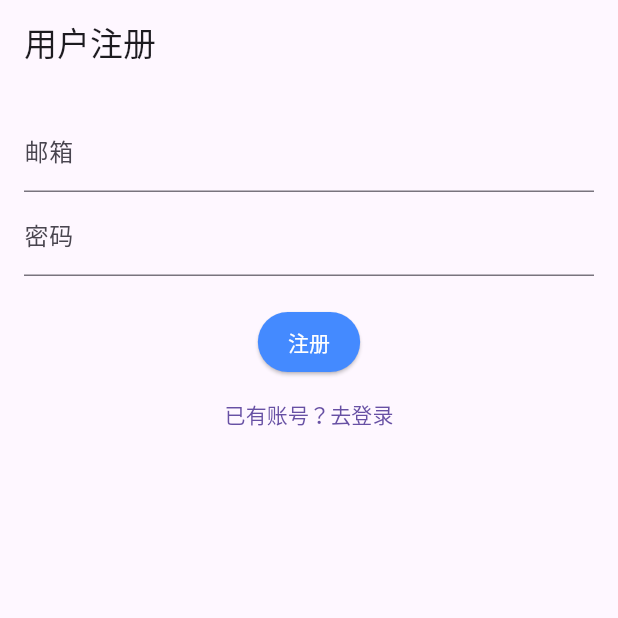
After one commit to samniu/Flutter-Basic, a Flutter app: the screen it shows after launch, after a tap on "注册", on a phone screen of 412 x 824 dp, the top half of it. The commit adds this screen. Run offline on Flutter 3.47's test engine with Material 3 defaults, Android fonts, the phone set to English and light mode, and no system bars; our stand-ins replace cloud_firestore, firebase_auth, firebase_core, shared_preferences, sqflite; accounts and stored records are empty; network calls fail; statements that could not run were skipped.

Commit message:
firebase auth login and write data to firestore

```diff
--- a/lib/Navigation and Routing/app_routes.dart
+++ b/lib/Navigation and Routing/app_routes.dart
@@ -9,8 +9,12 @@ import 'package:flutter/material.dart';
 // import '../network/network_page.dart';
 // import '../SharedPreferences(local storage)/storage_page.dart';
 // import '../State Management with Provider/provider_page.dart';
-import '../database/database_page.dart';
-import '../theme/theme_demo_page.dart';
+// import '../database/database_page.dart';
+// import '../theme/theme_demo_page.dart';
+import '../firebase/register_page.dart';
+import '../firebase/login_page.dart';
+import '../firebase/home_page.dart';
+
 
 class AppRoutes {
   // 返回路由配置
@@ -36,10 +40,15 @@ class AppRoutes {
       // '/provider': (context) => ProviderPage(),
 
       // database
-      '/database': (context) => DatabasePage(),
+      // '/database': (context) => DatabasePage(),
 
       // theme
-      '/themeDemo': (context) => ThemeDemoPage(),
+      // '/themeDemo': (context) => ThemeDemoPage(),
+
+      //firebase
+      '/register': (context) => RegisterPage(),
+      '/login': (context) => LoginPage(),
+      '/userhome': (context) => HomePage(),
     };
   }
 
@@ -51,6 +60,7 @@ class AppRoutes {
     // return '/storage';
     // return '/provider';
     // return '/database';
-    return '/themeDemo';
+    // return '/themeDemo';
+    return '/register';
   }
 }
--- /dev/null
+++ b/lib/firebase/auth_service.dart
@@ -0,0 +1,72 @@
+import 'package:firebase_auth/firebase_auth.dart';
+import 'package:cloud_firestore/cloud_firestore.dart';
+
+class AuthService {
+  final FirebaseAuth _auth = FirebaseAuth.instance;
+  final FirebaseFirestore _firestore = FirebaseFirestore.instance;
+
+  // 注册用户并存储数据到 Firestore
+  Future<void> registerUser(String email, String password) async {
+    try {
+      UserCredential userCredential =
+          await _auth.createUserWithEmailAndPassword(email: email, password: password);
+
+      // 获取用户 ID
+      String uid = userCredential.user!.uid;
+
+      // 存储用户数据到 Firestore
+      await _firestore.collection('users').doc(uid).set({
+        'uid': uid,
+        'email': email,
+        'created_at': DateTime.now(), // 记录注册时间
+      });
+
+      print("用户注册成功：${userCredential.user!.email}");
+    } catch (e) {
+      print("注册失败：$e");
+    }
+  }
+
+  // 登录用户，并更新 Firestore 里的用户信息
+  Future<void> loginUser(String email, String password) async {
+    try {
+      UserCredential userCredential =
+          await _auth.signInWithEmailAndPassword(email: email, password: password);
+
+      String uid = userCredential.user!.uid;
+
+      // 🔹 更新 Firestore 里的用户登录时间
+      await _firestore.collection('users').doc(uid).set({
+        'uid': uid,
+        'email': email,
+        'last_login': FieldValue.serverTimestamp(), // 记录最后登录时间
+      }, SetOptions(merge: true)); // 只更新 `last_login`，不覆盖其他数据
+
+      print("✅ 用户登录成功，数据已写入 Firestore");
+    } catch (e) {
+      print("❌ 登录失败：$e");
+    }
+  }
+
+  //手动添加数据到Firestore
+  Future<void> addUserData() async {
+    User? user = FirebaseAuth.instance.currentUser;
+    if (user == null) return;
+
+    await FirebaseFirestore.instance.collection('users').doc(user.uid).set({
+      'name': "Flutter 用户",
+      'age': 25,
+      'joined_at': FieldValue.serverTimestamp(),
+    }, SetOptions(merge: true));
+
+    print("✅ 用户信息写入成功");
+  }
+  // 获取当前用户数据
+  Future<Map<String, dynamic>?> getUserData() async {
+    User? user = _auth.currentUser;
+    if (user == null) return null;
+
+    DocumentSnapshot userDoc = await _firestore.collection('users').doc(user.uid).get();
+    return userDoc.exists ? userDoc.data() as Map<String, dynamic> : {'email': user.email};
+  }
+}
--- /dev/null
+++ b/lib/firebase/firebase_demo.dart
@@ -0,0 +1,21 @@
+import 'package:firebase_auth/firebase_auth.dart';
+
+Future<void> registerUser(String email, String password) async {
+  try {
+    UserCredential userCredential = await FirebaseAuth.instance
+        .createUserWithEmailAndPassword(email: email, password: password);
+    print("用户注册成功：${userCredential.user!.email}");
+  } catch (e) {
+    print("注册失败：$e");
+  }
+}
+
+Future<void> loginUser(String email, String password) async {
+  try {
+    UserCredential userCredential = await FirebaseAuth.instance
+        .signInWithEmailAndPassword(email: email, password: password);
+    print("用户登录成功：${userCredential.user!.email}");
+  } catch (e) {
+    print("登录失败：$e");
+  }
+}
--- /dev/null
+++ b/lib/firebase/register_page.dart
@@ -0,0 +1,51 @@
+import 'package:flutter/material.dart';
+import 'auth_service.dart';
+
+class RegisterPage extends StatefulWidget {
+  @override
+  _RegisterPageState createState() => _RegisterPageState();
+}
+
+class _RegisterPageState extends State<RegisterPage> {
+  final AuthService _authService = AuthService();
+  final TextEditingController _emailController = TextEditingController();
+  final TextEditingController _passwordController = TextEditingController();
+
+  @override
+  Widget build(BuildContext context) {
+    return Scaffold(
+      appBar: AppBar(title: Text("用户注册")),
+      body: Padding(
+        padding: EdgeInsets.all(16.0),
+        child: Column(
+          children: [
+            TextField(
+              controller: _emailController,
+              decoration: InputDecoration(labelText: "邮箱"),
+            ),
+            TextField(
+              controller: _passwordController,
+              decoration: InputDecoration(labelText: "密码"),
+              obscureText: true,
+            ),
+            SizedBox(height: 20),
+            ElevatedButton(
+              onPressed: () async {
+                String email = _emailController.text.trim();
+                String password = _passwordController.text.trim();
+                await _authService.registerUser(email, password);
+              },
+              child: Text("注册"),
+            ),
+            TextButton(
+              onPressed: () {
+                Navigator.pushNamed(context, '/login'); // 跳转到登录页
+              },
+              child: Text("已有账号？去登录"),
+            ),
+          ],
+        ),
+      ),
+    );
+  }
+}
--- a/lib/main.dart
+++ b/lib/main.dart
@@ -9,8 +9,18 @@ import 'Navigation and Routing/app_routes.dart';
 // import 'form/form_home.dart';
 // import 'Future and Stream/home.dart';
 import 'State Management with Provider/counter_provider.dart';
+import 'package:firebase_core/firebase_core.dart';
+import 'firebase_options.dart';
 
-void main() {
+
+
+void main() async {
+  WidgetsFlutterBinding.ensureInitialized(); // 确保 Flutter 绑定初始化
+
+  // 初始化 Firebase
+  await Firebase.initializeApp(
+    options: DefaultFirebaseOptions.currentPlatform,
+  );
   runApp(
     MultiProvider(
       providers: [
--- a/pubspec.yaml
+++ b/pubspec.yaml
@@ -7,6 +7,7 @@ environment:
   sdk: ^3.7.0
 
 dependencies:
+  cloud_firestore: ^5.6.3
   flutter:
     sdk: flutter
   http: ^0.13.6
@@ -19,6 +20,8 @@ dev_dependencies:
   provider: ^6.0.5
   sqflite: ^2.3.0
   path: ^1.8.3
+  firebase_core: ^3.6.0
+  firebase_auth: ^5.3.1
 
 flutter:
   uses-material-design: true
```
Also changed, not shown: lib/firebase/home_page.dart (added, +63 -0 lines), lib/firebase/login_page.dart (added, +53 -0 lines), firebase.json (added), lib/firebase_options.dart (added), pubspec.lock, 43 other files.
